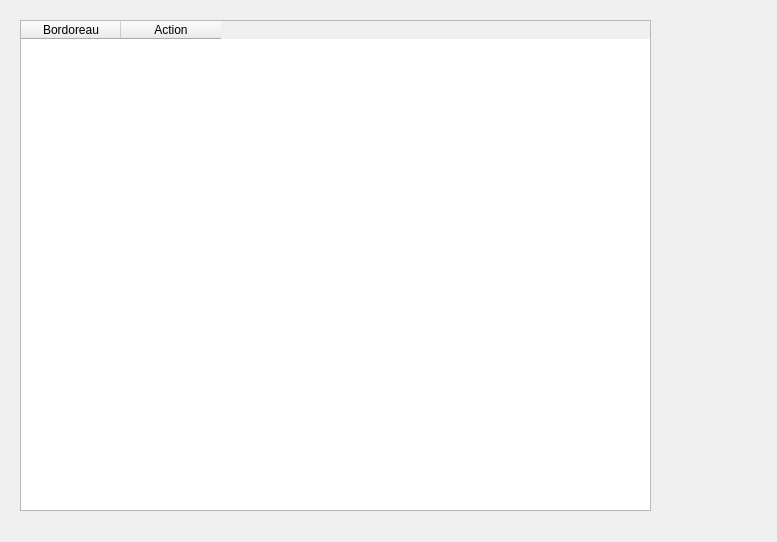
Before: the Qt Designer form artifacts/bordoreau.ui in KarimMAJDOUB/GCInO-EM, drawn with Qt 5.
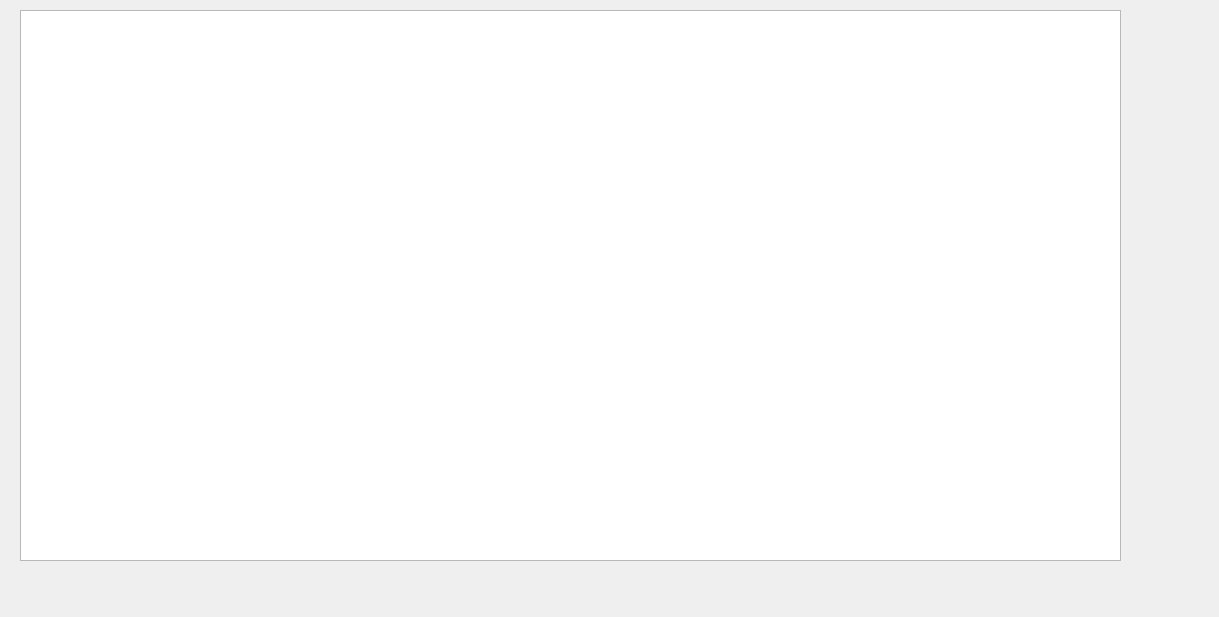
After: the same form once the commit is applied.

Patch:
```diff
--- a/artifacts/bordoreau.ui
+++ b/artifacts/bordoreau.ui
@@ -6,8 +6,8 @@
    <rect>
     <x>0</x>
     <y>0</y>
-    <width>777</width>
-    <height>542</height>
+    <width>1219</width>
+    <height>617</height>
    </rect>
   </property>
   <property name="windowTitle">
@@ -17,21 +17,14 @@
    <property name="geometry">
     <rect>
      <x>20</x>
-     <y>20</y>
-     <width>631</width>
-     <height>491</height>
+     <y>10</y>
+     <width>1101</width>
+     <height>551</height>
     </rect>
    </property>
-   <column>
-    <property name="text">
-     <string>Bordoreau</string>
-    </property>
-   </column>
-   <column>
-    <property name="text">
-     <string>Action</string>
-    </property>
-   </column>
+   <property name="cursor" stdset="0">
+    <cursorShape>PointingHandCursor</cursorShape>
+   </property>
   </widget>
  </widget>
  <resources/>
```
